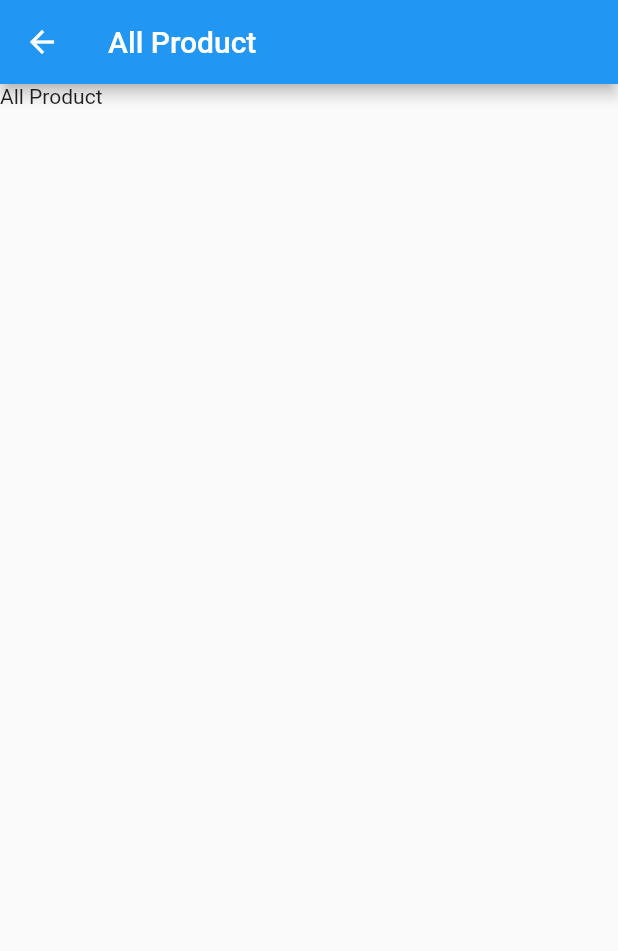
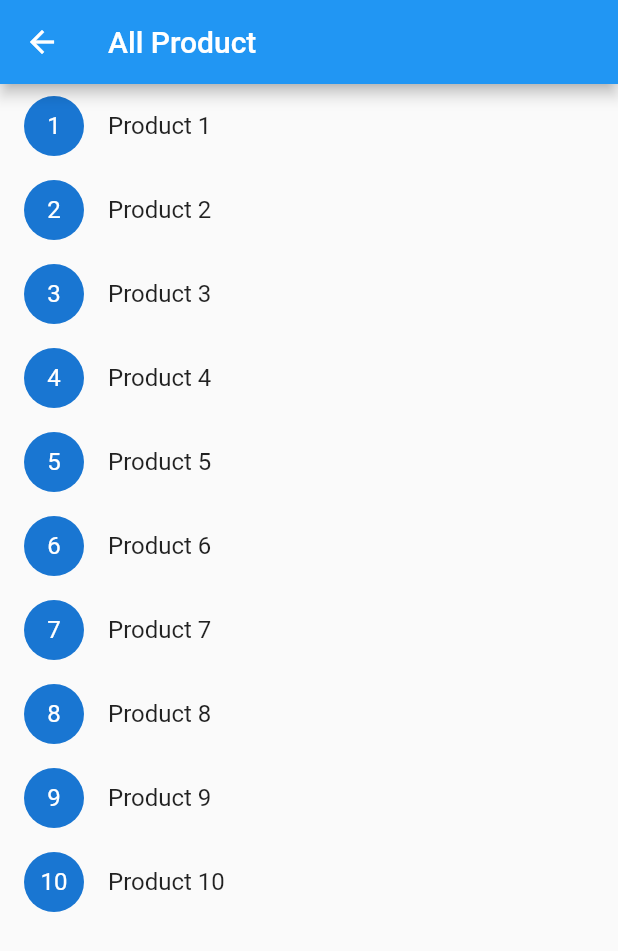
Before and after one commit to aprxty3/product_scanner, a Flutter app: the ProductScreen screen opened by its route, on a phone screen of 412 x 824 dp. Shown: the top 951 px of the screen. Run offline on Flutter 3.47's test engine with Material 2 defaults, Android fonts, the phone set to English and light mode, and no system bars; our stand-ins replace firebase_core, go_router; accounts and stored records are empty.

Commit message:
route to detail product

```diff
--- a/lib/routes/router.dart
+++ b/lib/routes/router.dart
@@ -1,4 +1,5 @@
 import 'package:go_router/go_router.dart';
+import 'package:product_scanner/screen/detail_prodcut_screen.dart';
 import 'package:product_scanner/screen/error_screen.dart';
 import 'package:product_scanner/screen/home_screen.dart';
 import 'package:product_scanner/screen/product_screen.dart';
@@ -14,9 +15,13 @@ final router = GoRouter(
         builder: (context, state) => const HomeScreen(),
         routes: [
           GoRoute(
-            path: 'product',
-            builder: (context, state) => const ProductScreen(),
-          )
+              path: 'product',
+              builder: (context, state) => const ProductScreen(),
+              routes: [
+                GoRoute(
+                    path: 'detailProduct',
+                    builder: (context, state) => const DetailProductScreen()),
+              ]),
         ]),
     GoRoute(
         path: '/setings', builder: (context, state) => const SettingScreen()),
--- a/lib/routes/routes_name.dart
+++ b/lib/routes/routes_name.dart
@@ -4,4 +4,6 @@ abstract class Routes {
   static const home = 'home';
   static const error = 'error';
   static const setting = 'setting';
+  static const product = 'product';
+  static const detailProduct = 'detailProduct';
 }
--- a/lib/screen/product_screen.dart
+++ b/lib/screen/product_screen.dart
@@ -1,4 +1,5 @@
 import 'package:flutter/material.dart';
+import 'package:product_scanner/routes/router.dart';
 
 class ProductScreen extends StatelessWidget {
   const ProductScreen({super.key});
@@ -9,7 +10,22 @@ class ProductScreen extends StatelessWidget {
       appBar: AppBar(
         title: const Text('All Product'),
       ),
-      body: const Text('All Product'),
+      body: ListView.builder(
+        itemCount: 10,
+        itemBuilder: (context, index) {
+          return ListTile(
+            onTap: () {
+              context.go('/product/detailProduct');
+            },
+            leading: CircleAvatar(
+              child: Text('${index + 1}'),
+            ),
+            title: Text(
+              'Product ${index + 1}',
+            ),
+          );
+        },
+      ),
     );
   }
 }
```
Also changed, not shown: lib/screen/detail_prodcut_screen.dart (added, +20 -0 lines).
